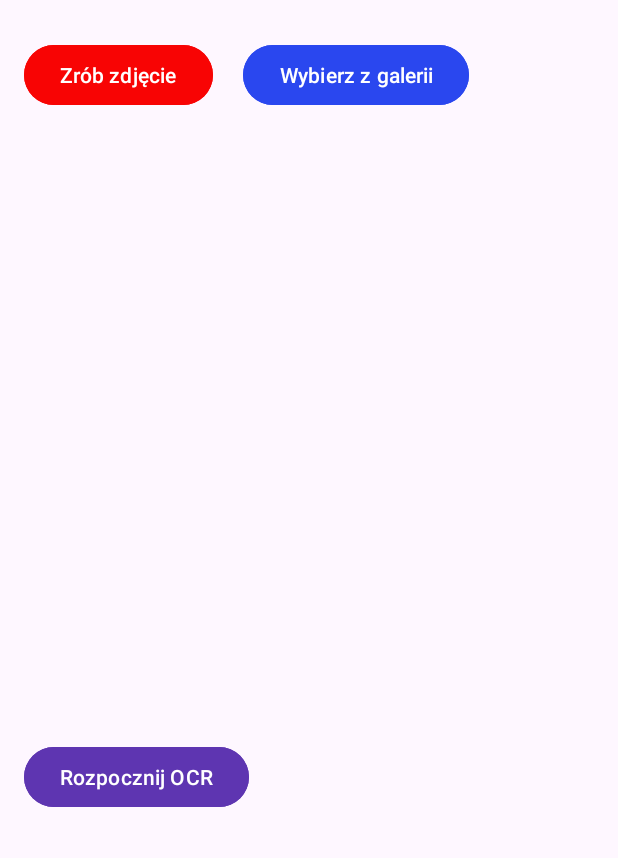
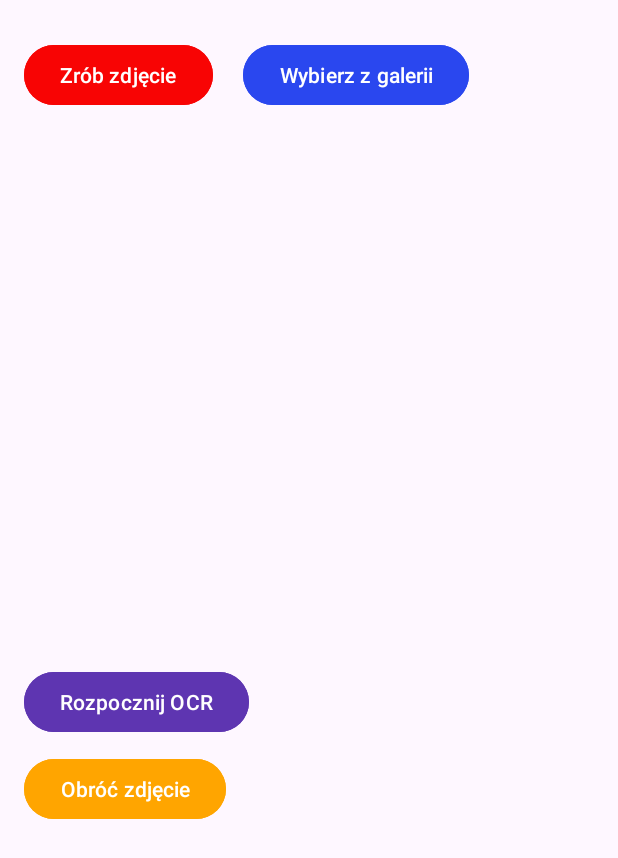
Before and after one commit to MKZSE/nrfaktury, an Android app: the screen it shows after launch (MainActivity), on a phone screen of 412 x 824 dp. Shown: the top 858 px of the screen. Run offline under Robolectric (Android 15) with nearby library versions, the phone set to English and light mode, and no system bars; libraries missing offline, so code that uses them is left out: com.google.mlkit.vision.

Commit message:
Dodanie obrotu zdjęcia, umożliwia prawidłowy odczyt dat

```diff
--- a/app/src/main/res/layout/activity_main.xml
+++ b/app/src/main/res/layout/activity_main.xml
@@ -34,7 +34,7 @@
     <ImageView
         android:id="@+id/imgPreview"
         android:layout_width="match_parent"
-        android:layout_height="400dp"
+        android:layout_height="350dp"
         android:layout_marginTop="10dp"
         android:scaleType="centerInside" />
 
@@ -46,6 +46,14 @@
         android:backgroundTint="#5E35B1"
         android:text="Rozpocznij OCR" />
 
+    <Button
+        android:id="@+id/btnRotateImage"
+        android:layout_width="wrap_content"
+        android:layout_height="wrap_content"
+        android:layout_marginTop="10dp"
+        android:backgroundTint="#FFA500"
+        android:text="Obróć zdjęcie" />
+
     <ListView
         android:id="@+id/lstResults"
         android:layout_width="match_parent"
```
Also changed, not shown: app/src/main/java/com/example/nrfaktury/MainActivity.java (+16 -2 lines).
